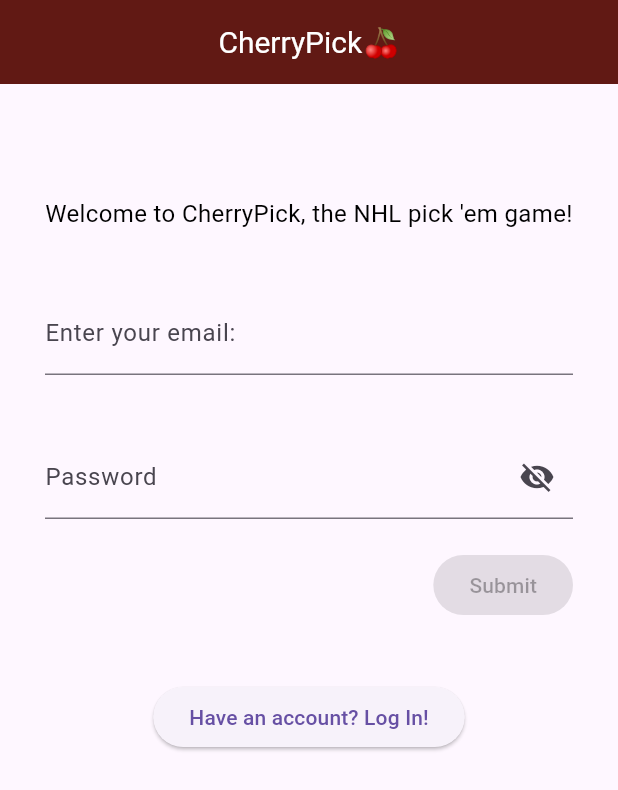
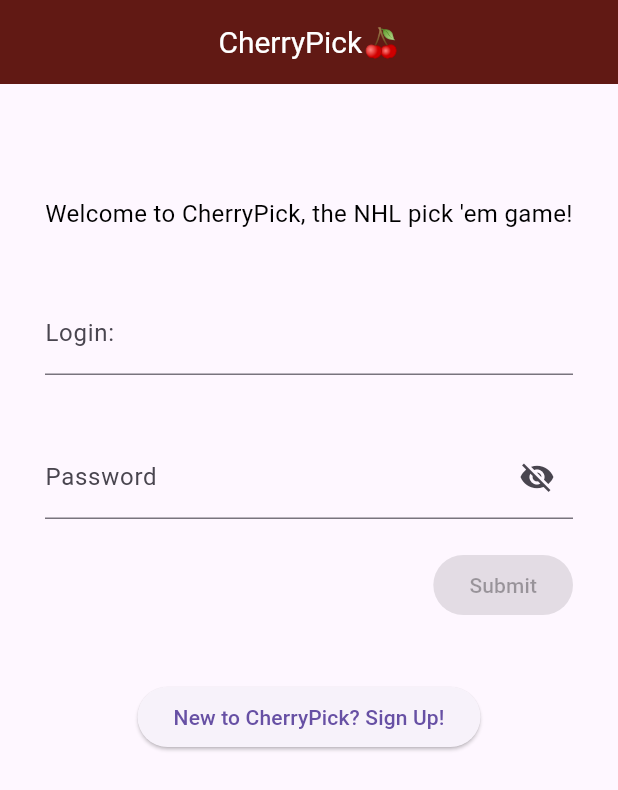
Before and after one commit to Aquinnmo/cherrypick, a Flutter app: the screen it shows after launch, on a phone screen of 412 x 824 dp. Shown: the top 790 px of the screen. Run offline on Flutter 3.47's test engine with Material 3 defaults, Android fonts, the phone set to English and light mode, and no system bars; our stand-ins replace firebase_core; accounts and stored records are empty.

Commit message:
the login page now toggles between login and signup naturally. I will add OAuth in a second

```diff
--- a/lib/features/pages/login.dart
+++ b/lib/features/pages/login.dart
@@ -3,21 +3,25 @@
 import '../widgets/password_field.dart';
 import 'signup.dart';
 
-class LogInPage extends StatelessWidget
-{
+class LogInPage extends StatefulWidget {
   const LogInPage({super.key});
 
   @override
-  Widget build(BuildContext context)
-  {
-    bool signUp = true;
-    String userEmail = '';
-    String userPassword = '';
+  State<LogInPage> createState() => _LogInPageState();
+}
+
+class _LogInPageState extends State<LogInPage> {
+  bool signUp = false;
+  String userEmail = '';
+  String userPassword = '';
+
+  @override
+  Widget build(BuildContext context) {
     return MaterialApp(
         home: Scaffold(
             appBar: AppBar(
               backgroundColor: AppTheme.primaryColor,
-              title: Text(
+              title: const Text(
                 'CherryPick🍒',
                 style: TextStyle(
                   color: Colors.white,
@@ -31,7 +35,7 @@
                 Align(
                   alignment: Alignment.topCenter,
                   child: Container(
-                      margin: EdgeInsets.only(top: 75),
+                      margin: const EdgeInsets.only(top: 75),
                       child: const Text(
                         'Welcome to CherryPick, the NHL pick \'em game!',
                         textAlign: TextAlign.center,
@@ -39,17 +43,13 @@
                           color: Colors.black,
                           fontSize: 16,
                         ),
-                      )
-                  ),
+                      )),
                 ),
-
                 const SizedBox(height: 40),
-
                 Padding(
                     padding: const EdgeInsets.symmetric(horizontal: 30),
                     child: Column(
                       children: [
-
                         //Email
                         TextField(
                           decoration: InputDecoration(
@@ -70,28 +70,26 @@
                         Align(
                           alignment: Alignment.centerRight,
                           child: ElevatedButton(
-                            onPressed: null,    // null is temporary
+                            onPressed: null, // null is temporary
                             child: const Text('Submit'),
                           ),
                         ),
-
-                        Padding(
-                          padding: const EdgeInsets.symmetric(vertical: 20),
+                        const Padding(
+                          padding: EdgeInsets.symmetric(vertical: 20),
                         ),
-
                         ElevatedButton(
-                          onPressed: (){
-                            signUp ? signUp = false : signUp = true;
+                          onPressed: () {
+                            setState(() {
+                              signUp = !signUp;
+                            });
                           },
-                          child: signUp ? const Text('Have an account? Log In!') :
-                          const Text('New to CherryPick? Sign Up!'),
+                          child: signUp
+                              ? const Text('Have an account? Log In!')
+                              : const Text('New to CherryPick? Sign Up!'),
                         ),
                       ],
-                    )
-                )
+                    ))
               ],
-            )
-        )
-    );
+            )));
   }
 }
```
